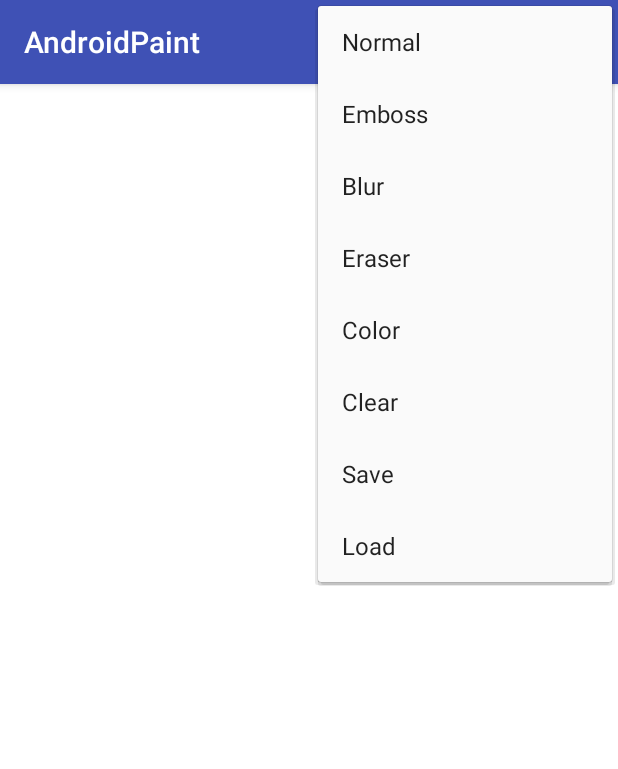
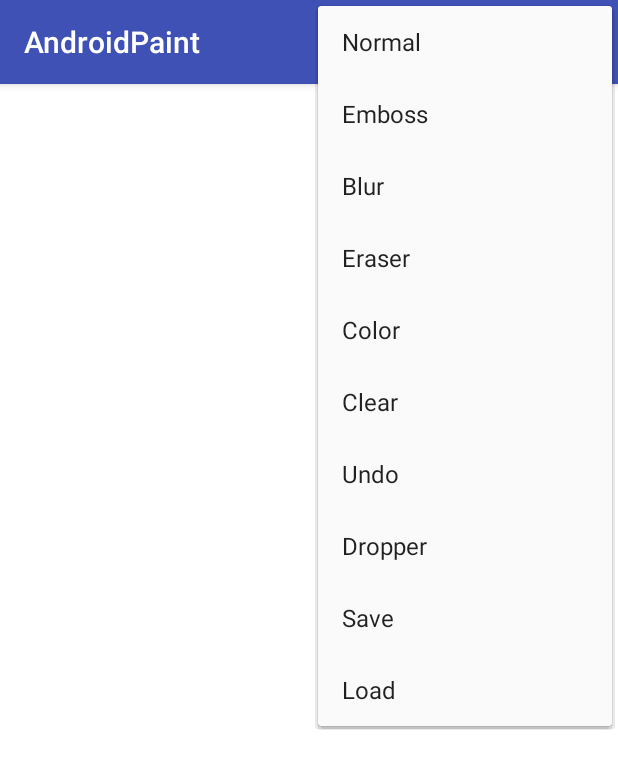
Before and after one commit to Asiaton/AndroidPaint, an Android app: the screen it shows after launch (MainActivity), with the options menu open, on a phone screen of 412 x 824 dp. Shown: the top 769 px of the screen. Run offline under Robolectric (Android 15) with nearby library versions, the phone set to English and light mode, and no system bars; libraries missing offline, so code that uses them is left out: yuku.ambilwarna.

Commit message:
Modify main.xml, MainActivity.java, PaintView.java
-(main): Add new menu item undo
-(MainActivity): Modify method onOptionsItemSelected
add new menu item undo
-(PaintView): Add method undo() that removes last
drawn line

```diff
--- a/app/src/main/java/tiko/tamk/fi/androidpaint/MainActivity.java
+++ b/app/src/main/java/tiko/tamk/fi/androidpaint/MainActivity.java
@@ -88,6 +88,9 @@ public class MainActivity extends AppCompatActivity {
                 return true;
             case R.id.clear:
                 paintView.clear();
+                return true;
+            case R.id.undo:
+                paintView.undo();
                 return true;
             case R.id.save:
                 save(paintView);
--- a/app/src/main/res/menu/main.xml
+++ b/app/src/main/res/menu/main.xml
@@ -20,6 +20,12 @@
     <item android:title="Clear"
         android:id="@+id/clear"/>
 
+    <item android:title="Undo"
+        android:id="@+id/undo" />
+
+    <item android:title="Dropper"
+        android:id="@+id/dropper" />
+
     <item android:title="Save"
         android:id="@+id/save"/>
 
```
Also changed, not shown: app/src/main/java/tiko/tamk/fi/androidpaint/PaintView.java (+11 -6 lines).
